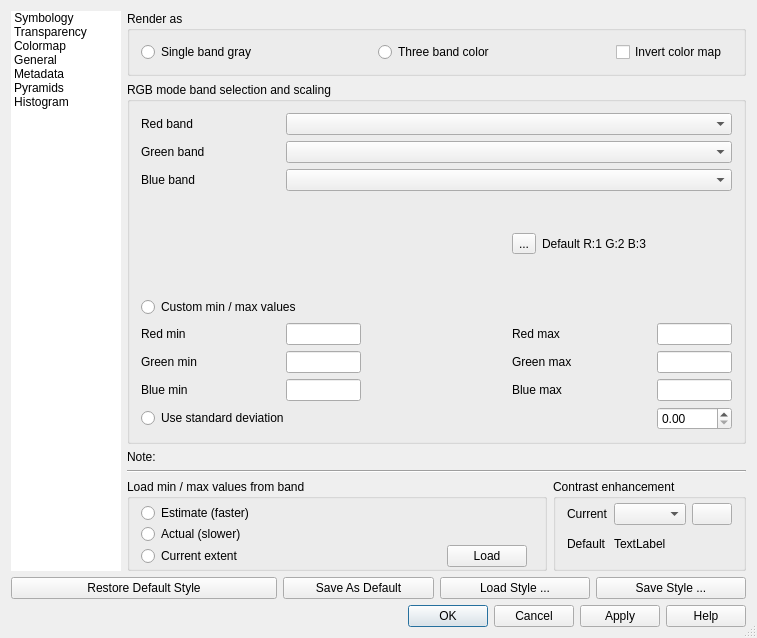
Qt form qgis/src/ui/qgsrasterlayerpropertiesbase.ui (sourcepole/qgis) before a commit.
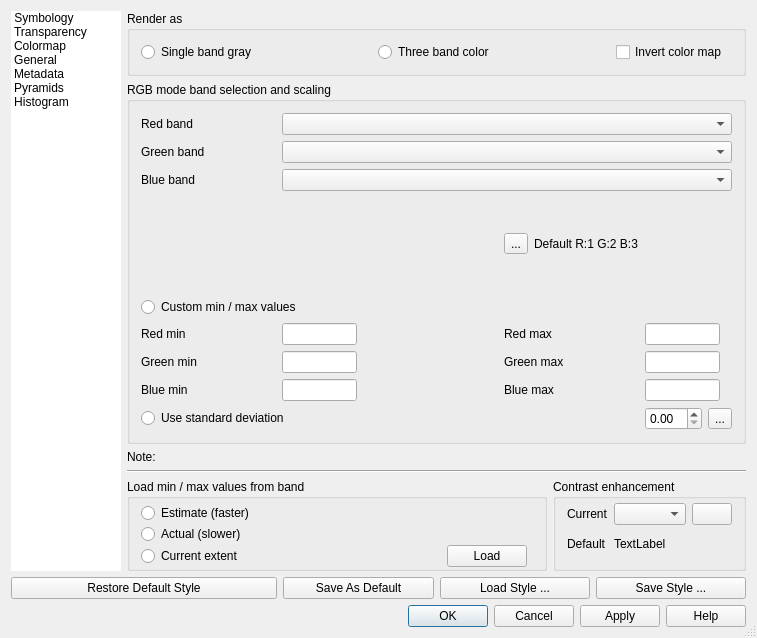
The same form after that commit. The open tabs and pages were chosen to show the change. Icons and pictures are not drawn.

The edit to the form file:
```diff
--- a/qgis/src/ui/qgsrasterlayerpropertiesbase.ui
+++ b/qgis/src/ui/qgsrasterlayerpropertiesbase.ui
@@ -289,7 +289,7 @@
              <property name="title">
               <string>RGB mode band selection and scaling</string>
              </property>
-             <layout class="QGridLayout">
+             <layout class="QGridLayout" name="gridLayout_3">
               <item row="0" column="0">
                <widget class="QLabel" name="lblRed">
                 <property name="text">
@@ -399,7 +399,7 @@
                 </item>
                </layout>
               </item>
-              <item row="4" column="0" colspan="5">
+              <item row="4" column="0" colspan="2">
                <widget class="QRadioButton" name="rbtnThreeBandMinMax">
                 <property name="text">
                  <string>Custom min / max values</string>
@@ -655,6 +655,8 @@
                </widget>
               </item>
               <item row="8" column="4">
+               <layout class="QHBoxLayout" name="horizontalLayout">
+                <item>
                <widget class="QDoubleSpinBox" name="sboxThreeBandStdDev">
                 <property name="sizePolicy">
                  <sizepolicy hsizetype="Minimum" vsizetype="Fixed">
@@ -662,6 +664,12 @@
                   <verstretch>0</verstretch>
                  </sizepolicy>
                 </property>
+                  <property name="maximumSize">
+                   <size>
+                    <width>75</width>
+                    <height>16777215</height>
+                   </size>
+                  </property>
                 <property name="maximum">
                  <double>10.000000000000000</double>
                 </property>
@@ -672,6 +680,25 @@
                  <double>0.000000000000000</double>
                 </property>
                </widget>
+                </item>
+                <item>
+                 <widget class="QToolButton" name="pbtnMakeStandardDeviationDefault">
+                  <property name="toolTip">
+                   <string>Save current standard deviation value as default. This setting will be persistent between QGIS sessions.</string>
+                  </property>
+                  <property name="whatsThis">
+                   <string>Save current standard deviation value as default. This setting will be persistent between QGIS sessions.</string>
+                  </property>
+                  <property name="text">
+                   <string>...</string>
+                  </property>
+                  <property name="icon">
+                   <iconset>
+                    <normaloff>../../images/themes/default/mActionFileSave.png</normaloff>../../images/themes/default/mActionFileSave.png</iconset>
+                  </property>
+                 </widget>
+                </item>
+               </layout>
               </item>
              </layout>
             </widget>
```
Left out of the diff: 15 changed lines with no effect on the pictures. Lines whose indentation alone changed are shown as unchanged.
